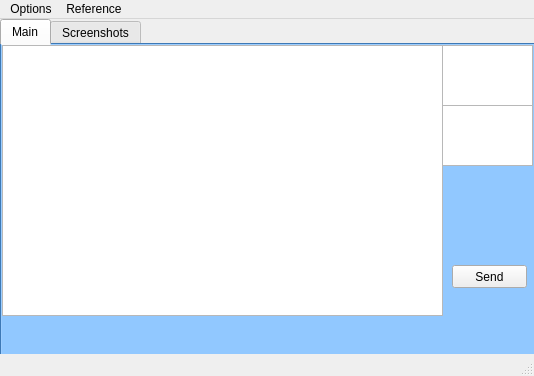
Qt form mainwindow.ui (robocenter-rov/remote-control) before a commit.
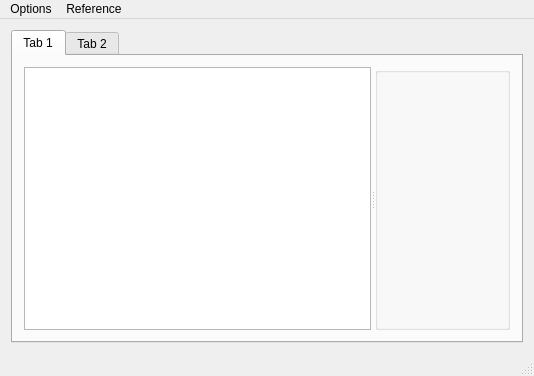
The same form after that commit.

Diff of the .ui file:
```diff
--- a/mainwindow.ui
+++ b/mainwindow.ui
@@ -26,80 +26,37 @@
    <property name="styleSheet">
     <string notr="true"/>
    </property>
+   <layout class="QGridLayout" name="gridLayout">
+    <item row="0" column="0">
    <widget class="QTabWidget" name="tabWidget">
-    <property name="enabled">
-     <bool>true</bool>
-    </property>
-    <property name="geometry">
-     <rect>
-      <x>0</x>
-      <y>0</y>
-      <width>541</width>
-      <height>341</height>
-     </rect>
-    </property>
-    <property name="styleSheet">
-     <string notr="true">QTabWidget{
-	background: rgb(85, 170, 255)
-}</string>
-    </property>
-    <property name="currentIndex">
-     <number>0</number>
-    </property>
-    <widget class="QWidget" name="tabPilot1">
+      <widget class="QWidget" name="tab">
      <attribute name="title">
-      <string>Main</string>
-     </attribute>
-     <widget class="QGraphicsView" name="graphicsView">
-      <property name="geometry">
-       <rect>
-        <x>0</x>
-        <y>0</y>
-        <width>441</width>
-        <height>271</height>
-       </rect>
-      </property>
-     </widget>
-     <widget class="QGraphicsView" name="graphicsView_2">
-      <property name="geometry">
-       <rect>
-        <x>440</x>
-        <y>0</y>
-        <width>91</width>
-        <height>61</height>
-       </rect>
-      </property>
-     </widget>
-     <widget class="QGraphicsView" name="graphicsView_3">
-      <property name="geometry">
-       <rect>
-        <x>440</x>
-        <y>60</y>
-        <width>91</width>
-        <height>61</height>
-       </rect>
-      </property>
-     </widget>
-     <widget class="QPushButton" name="sendButton">
-      <property name="geometry">
-       <rect>
-        <x>450</x>
-        <y>220</y>
-        <width>75</width>
-        <height>23</height>
-       </rect>
-      </property>
-      <property name="text">
-       <string>Send</string>
-      </property>
-     </widget>
-    </widget>
-    <widget class="QWidget" name="tabPilot2">
+        <string>Tab 1</string>
+       </attribute>
+       <layout class="QGridLayout" name="gridLayout_2">
+        <item row="0" column="0">
+         <widget class="QSplitter" name="splitter">
+          <property name="orientation">
+           <enum>Qt::Horizontal</enum>
+          </property>
+          <widget class="QGraphicsView" name="graphicsView"/>
+          <widget class="QGroupBox" name="groupBox">
+           <property name="title">
+            <string/>
+           </property>
+          </widget>
+         </widget>
+        </item>
+       </layout>
+      </widget>
+      <widget class="QWidget" name="tab_2">
      <attribute name="title">
-      <string>Screenshots</string>
+        <string>Tab 2</string>
      </attribute>
     </widget>
    </widget>
+    </item>
+   </layout>
   </widget>
   <widget class="QMenuBar" name="menuBar">
    <property name="geometry">
```
Lines whose indentation alone changed are shown as unchanged.
